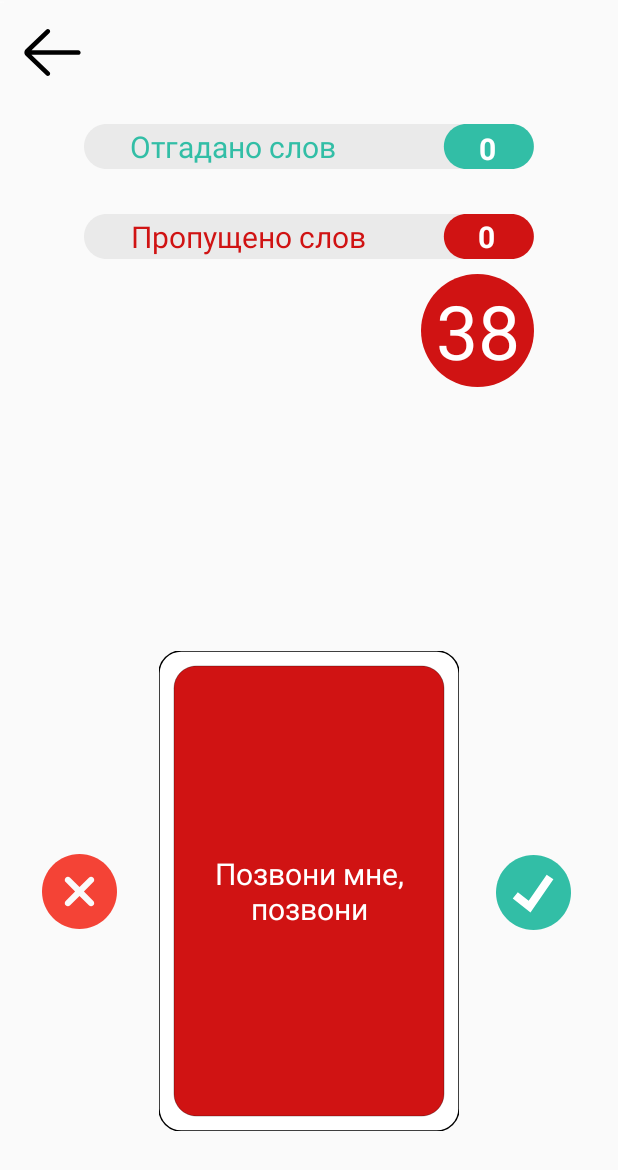
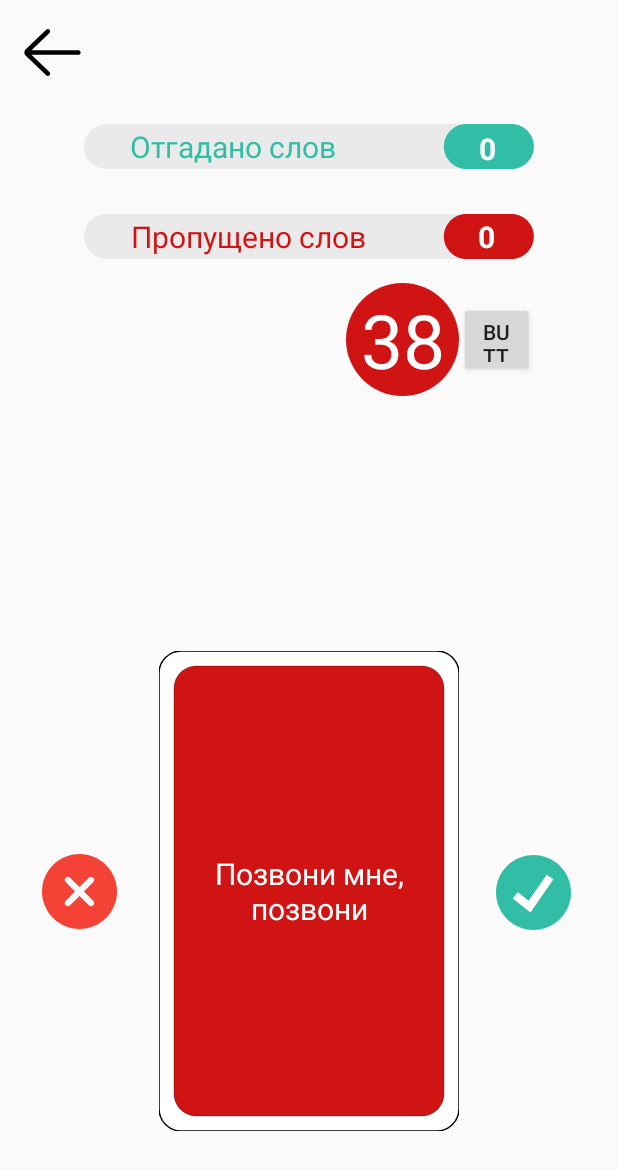
Before and after one commit to OSLL/practice20-alias, an Android app: the Round screen opened directly, with no data from a screen before it, after a tap on "Позвони мне, позвони", on a phone screen of 412 x 824 dp. Shown: the top 1170 px of the screen. Run offline under Robolectric (Android 15) with nearby library versions, the phone set to English and light mode, and no system bars; 3 statements that could not run were skipped.

Commit message:
Pause Button (Alpha)

```diff
--- a/app/src/main/java/com/makentoshe/androidgithubcitemplate/Round.kt
+++ b/app/src/main/java/com/makentoshe/androidgithubcitemplate/Round.kt
@@ -91,6 +91,16 @@ class Round : AppCompatActivity() {
         word.setOnClickListener {
             flagForFirstTap = true
             chronometer.start()
+            var isPlaying = true
+            pauseButton.setOnClickListener{
+                if(isPlaying){
+                    //background -> playButton
+                    chronometer.stop()
+                }else{
+                    //background -> pauseButton
+                    chronometer.start()
+                }
+            }
             word.isClickable = false
             if (settingsInfo[2]) {
                 var fileTask: InputStream = assets.open("Tasks.txt")
--- a/app/src/main/res/layout/activity_round.xml
+++ b/app/src/main/res/layout/activity_round.xml
@@ -133,8 +133,8 @@
         android:id="@+id/timerImage"
         android:layout_width="75dp"
         android:layout_height="75dp"
-        android:layout_marginTop="10dp"
-        app:layout_constraintEnd_toEndOf="@+id/skipWordsImage"
+        android:layout_marginTop="16dp"
+        app:layout_constraintEnd_toStartOf="@+id/pauseButton"
         app:layout_constraintTop_toBottomOf="@+id/skipWordsImage"
         app:srcCompat="@drawable/timer" />
 
@@ -214,4 +214,13 @@
         app:layout_constraintStart_toStartOf="parent"
         app:layout_constraintTop_toBottomOf="@+id/cardImage" />
 
+    <Button
+        android:id="@+id/pauseButton"
+        android:layout_width="50dp"
+        android:layout_height="50dp"
+        android:text="Button"
+        app:layout_constraintBottom_toBottomOf="@+id/timerImage"
+        app:layout_constraintEnd_toEndOf="@+id/skipWordsImage"
+        app:layout_constraintTop_toTopOf="@+id/timerImage" />
+
 </androidx.constraintlayout.widget.ConstraintLayout>
```
